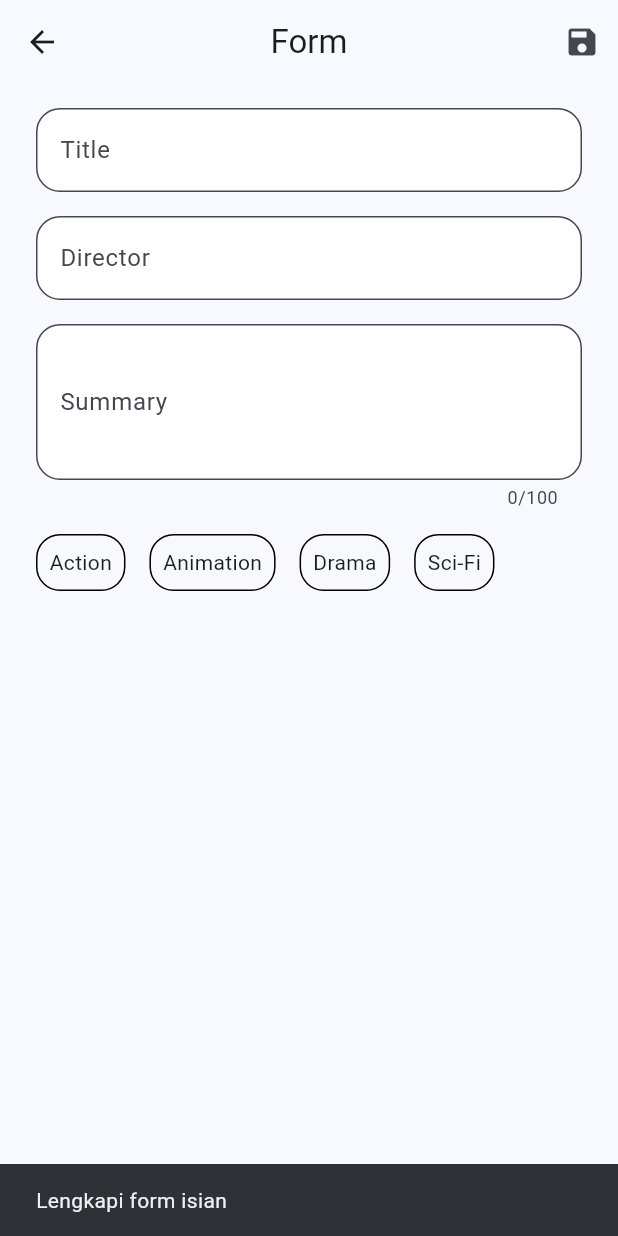
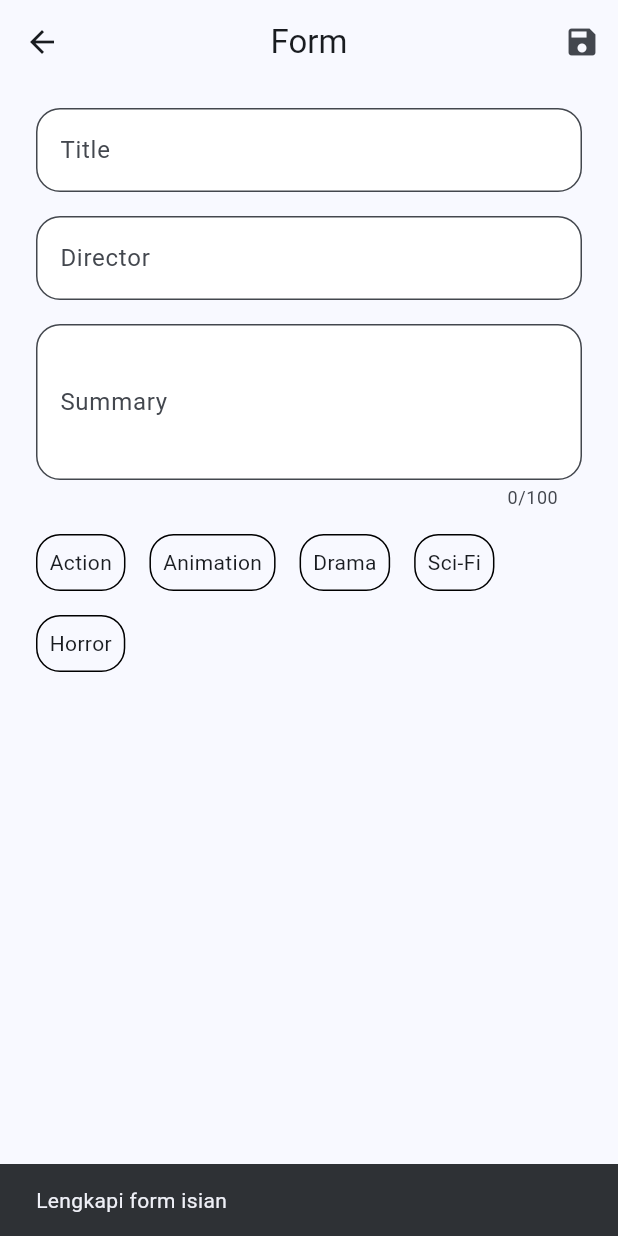
Before and after one commit to randytia29/talenavi_movie, a Flutter app: the FormScreen screen opened by its route, after a tap on the "save" icon, on a phone screen of 412 x 824 dp. Run offline on Flutter 3.47's test engine with Material 3 defaults, Android fonts, the phone set to English and light mode, and no system bars; our stand-ins replace dartz, equatable, flutter_bloc, get_it, go_router, sqflite; accounts and stored records are empty.

Commit message:
add horror

```diff
--- a/lib/common_enum/enum_genre.dart
+++ b/lib/common_enum/enum_genre.dart
@@ -2,7 +2,8 @@ enum GenreType {
   action('Action'),
   animation('Animation'),
   drama('Drama'),
-  sciFi('Sci-Fi');
+  sciFi('Sci-Fi'),
+  horror('Horror');
 
   final String value;
 
```
